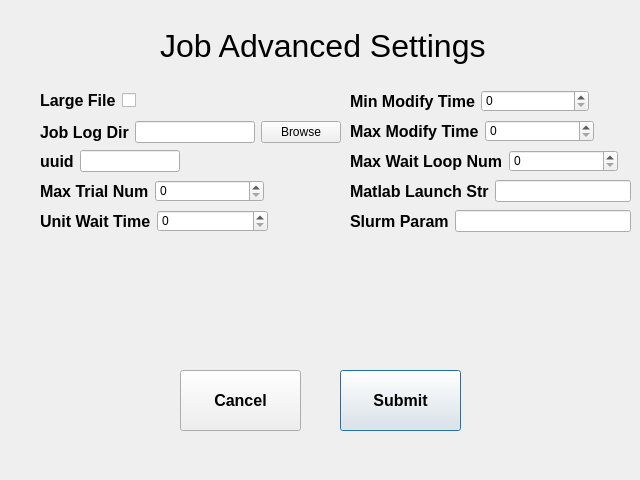
This is jobadvanced.ui in abcucberkeley/PetaKit5D-GUI as Qt 5 draws it before an edit. The edited form follows.
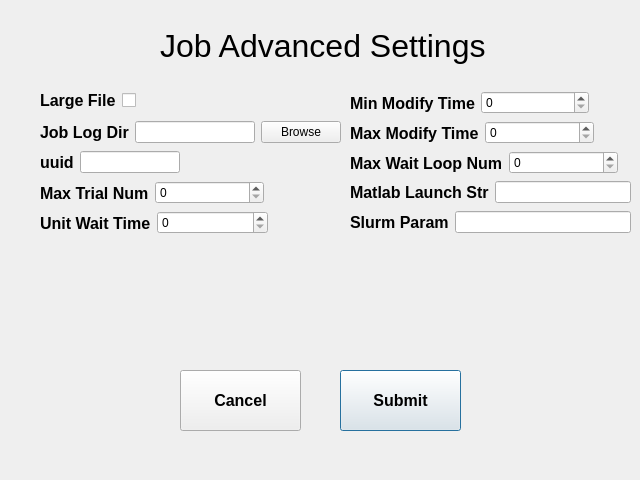
This is the edited form.

What changed in the file:
```diff
--- a/jobadvanced.ui
+++ b/jobadvanced.ui
@@ -18,7 +18,7 @@
     <rect>
      <x>160</x>
      <y>10</y>
-     <width>331</width>
+     <width>361</width>
      <height>71</height>
     </rect>
    </property>
@@ -71,12 +71,12 @@
     <string>Cancel</string>
    </property>
   </widget>
-  <widget class="QWidget" name="">
+  <widget class="QWidget" name="layoutWidget">
    <property name="geometry">
     <rect>
      <x>40</x>
      <y>90</y>
-     <width>101</width>
+     <width>112</width>
      <height>21</height>
     </rect>
    </property>
@@ -107,13 +107,13 @@
     </item>
    </layout>
   </widget>
-  <widget class="QWidget" name="">
+  <widget class="QWidget" name="layoutWidget">
    <property name="geometry">
     <rect>
      <x>40</x>
      <y>150</y>
      <width>140</width>
-     <height>22</height>
+     <height>25</height>
     </rect>
    </property>
    <layout class="QHBoxLayout" name="horizontalLayout_2">
@@ -136,13 +136,13 @@
     </item>
    </layout>
   </widget>
-  <widget class="QWidget" name="">
+  <widget class="QWidget" name="layoutWidget">
    <property name="geometry">
     <rect>
      <x>40</x>
      <y>180</y>
      <width>224</width>
-     <height>22</height>
+     <height>26</height>
     </rect>
    </property>
    <layout class="QHBoxLayout" name="horizontalLayout_3">
@@ -165,13 +165,13 @@
     </item>
    </layout>
   </widget>
-  <widget class="QWidget" name="">
+  <widget class="QWidget" name="layoutWidget">
    <property name="geometry">
     <rect>
      <x>40</x>
      <y>210</y>
      <width>228</width>
-     <height>22</height>
+     <height>26</height>
     </rect>
    </property>
    <layout class="QHBoxLayout" name="horizontalLayout_4">
@@ -194,7 +194,7 @@
     </item>
    </layout>
   </widget>
-  <widget class="QWidget" name="">
+  <widget class="QWidget" name="layoutWidget">
    <property name="geometry">
     <rect>
      <x>40</x>
@@ -234,13 +234,13 @@
     </item>
    </layout>
   </widget>
-  <widget class="QWidget" name="">
+  <widget class="QWidget" name="layoutWidget">
    <property name="geometry">
     <rect>
      <x>350</x>
      <y>90</y>
      <width>239</width>
-     <height>22</height>
+     <height>26</height>
     </rect>
    </property>
    <layout class="QHBoxLayout" name="horizontalLayout_6">
@@ -263,13 +263,13 @@
     </item>
    </layout>
   </widget>
-  <widget class="QWidget" name="">
+  <widget class="QWidget" name="layoutWidget">
    <property name="geometry">
     <rect>
      <x>350</x>
      <y>120</y>
      <width>244</width>
-     <height>22</height>
+     <height>26</height>
     </rect>
    </property>
    <layout class="QHBoxLayout" name="horizontalLayout_7">
@@ -292,13 +292,13 @@
     </item>
    </layout>
   </widget>
-  <widget class="QWidget" name="">
+  <widget class="QWidget" name="layoutWidget">
    <property name="geometry">
     <rect>
      <x>350</x>
      <y>150</y>
      <width>268</width>
-     <height>22</height>
+     <height>26</height>
     </rect>
    </property>
    <layout class="QHBoxLayout" name="horizontalLayout_8">
@@ -321,13 +321,13 @@
     </item>
    </layout>
   </widget>
-  <widget class="QWidget" name="">
+  <widget class="QWidget" name="layoutWidget">
    <property name="geometry">
     <rect>
      <x>350</x>
      <y>180</y>
      <width>281</width>
-     <height>22</height>
+     <height>25</height>
     </rect>
    </property>
    <layout class="QHBoxLayout" name="horizontalLayout_9">
@@ -354,13 +354,13 @@
     </item>
    </layout>
   </widget>
-  <widget class="QWidget" name="">
+  <widget class="QWidget" name="layoutWidget">
    <property name="geometry">
     <rect>
      <x>350</x>
      <y>210</y>
      <width>281</width>
-     <height>22</height>
+     <height>25</height>
     </rect>
    </property>
    <layout class="QHBoxLayout" name="horizontalLayout_10">
```
